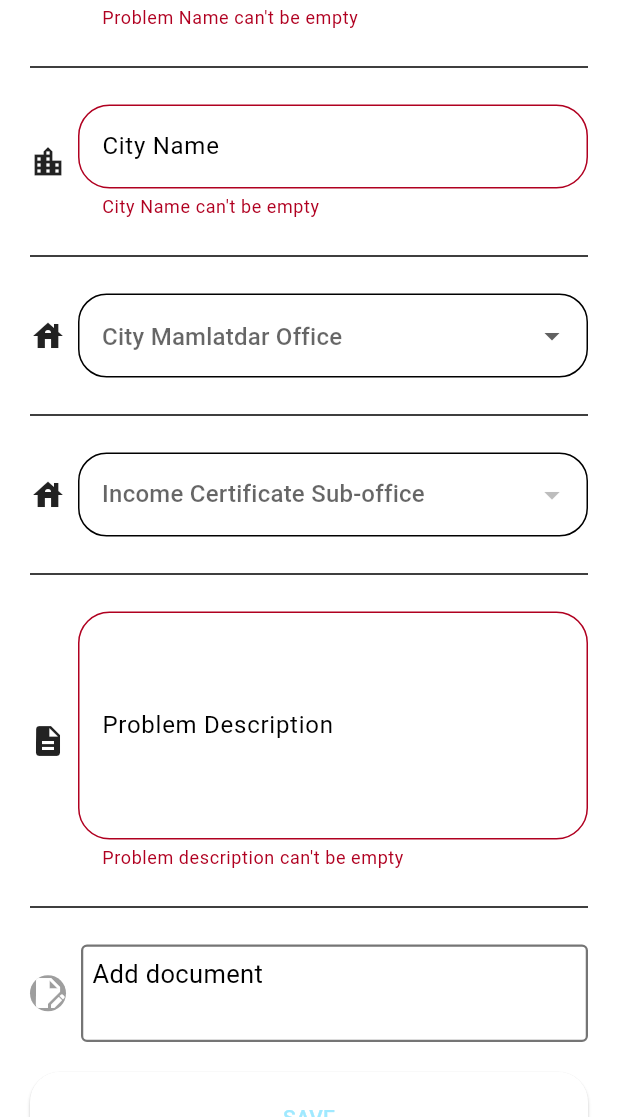
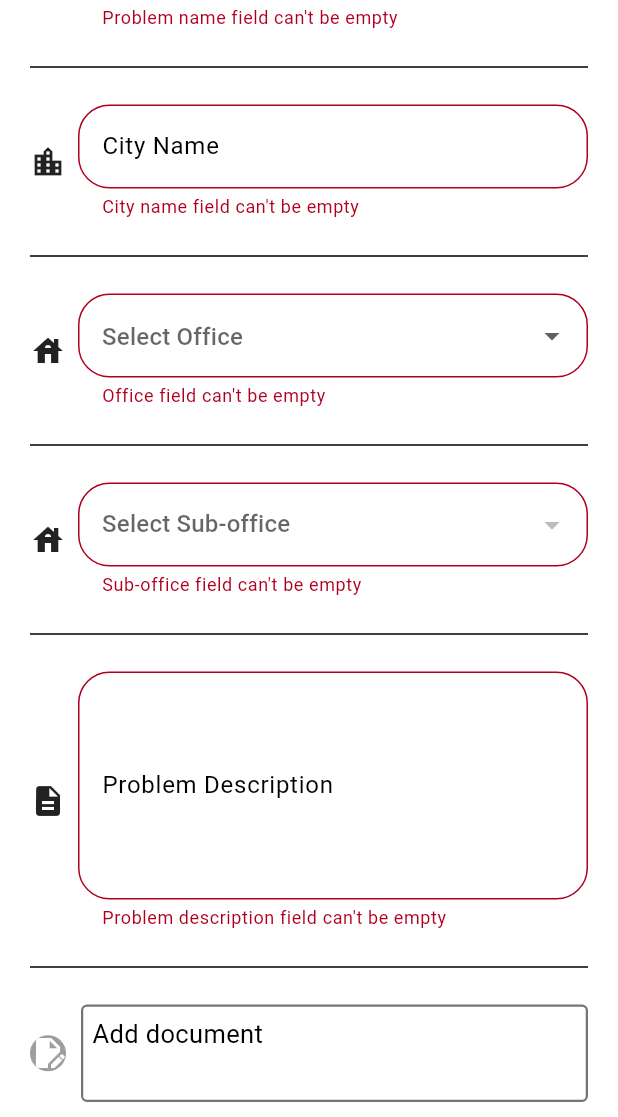
Before and after one commit to MustuBharmal/ComplaintApp, a Flutter app: the ComplaintFormScreen screen opened by its route, scrolled down 63 dp, after a tap on "SAVE", on a phone screen of 412 x 824 dp, the part 119-1236 px from its top. Run offline on Flutter 3.47's test engine with Material 3 defaults, Android fonts, the light colour scheme and no system bars; our stand-ins replace cloud_firestore, curved_navigation_bar, firebase_auth, firebase_core, firebase_storage, image_picker; missing offline and left inert: dialog_flowtter; accounts and stored records are empty; project files that could hold a hidden picture were left out.

```diff
--- a/lib/constants/custom_theme.dart
+++ b/lib/constants/custom_theme.dart
@@ -1,6 +1,10 @@
-import 'package:complain_app/constants/global_variables.dart';
+
 import 'package:flutter/material.dart';
 
+import 'global_variables.dart';
+Color getColor(Set<MaterialState> states) {
+  return Colors.black;
+}
 final ThemeData customTheme = ThemeData(
   colorScheme: const ColorScheme.light(
     primary: primaryColor,
@@ -14,12 +18,12 @@ final ThemeData customTheme = ThemeData(
     color: Color(0xffA0E9FF),
   ),
   textTheme:  const TextTheme(
-    headlineSmall: TextStyle(color: Colors.white),
-    titleLarge: TextStyle(color: Colors.white),
+    headlineSmall: TextStyle(color: Colors.black),
+    titleLarge: TextStyle(color: Colors.black),
     bodyMedium: TextStyle(color: Colors.black),
-    labelLarge: TextStyle(color: Colors.white),
+    labelLarge: TextStyle(color: Colors.black),
   ),
-textButtonTheme: TextButtonThemeData(style: TextButton.styleFrom(foregroundColor: Colors.black),),
+  textButtonTheme: TextButtonThemeData(style: TextButton.styleFrom(foregroundColor: Colors.black),),
   elevatedButtonTheme: ElevatedButtonThemeData(
     style: ButtonStyle(
       padding: MaterialStateProperty.all<EdgeInsetsGeometry>(
@@ -30,6 +34,8 @@ textButtonTheme: TextButtonThemeData(style: TextButton.styleFrom(foregroundColor
           borderRadius: BorderRadius.circular(20.0),
         ),
       ),
+      foregroundColor: MaterialStateProperty.resolveWith(getColor),
+      backgroundColor: MaterialStateProperty.all(const Color(0xffA0E9FF)),
     ),
   ),
   inputDecorationTheme: InputDecorationTheme(
@@ -40,19 +46,19 @@ textButtonTheme: TextButtonThemeData(style: TextButton.styleFrom(foregroundColor
           borderRadius: BorderRadius.circular(19),
           borderSide: const BorderSide(color: Colors.black)),
       focusedBorder:  OutlineInputBorder(
-        borderSide: const BorderSide(width: 2, color: bgColor),
+          borderSide: const BorderSide(width: 2, color: bgColor),
           borderRadius: BorderRadius.circular(15)
       ),
       labelStyle: const TextStyle(
         color:Colors.black,
       )),
   floatingActionButtonTheme:
-      const FloatingActionButtonThemeData(backgroundColor: bgColor),
+  const FloatingActionButtonThemeData(backgroundColor: bgColor),
 );
 
 // fillColor: Colors.grey.withOpacity(0.1),
 abstract class ThemeStyles {
   static ButtonStyle whiteTextButtonStyle = ButtonStyle(
-    foregroundColor: MaterialStateProperty.all<Color>(Colors.white),
+    foregroundColor: MaterialStateProperty.all<Color>(Colors.black),
   );
 }
--- a/lib/screens/complaint_form_screen.dart
+++ b/lib/screens/complaint_form_screen.dart
@@ -3,6 +3,7 @@ import 'dart:io';
 import 'package:complain_app/models/complaint_model.dart';
 import 'package:complain_app/provider/complaint_provider.dart';
 import 'package:complain_app/provider/user_provider.dart';
+import 'package:complain_app/widgets/show_dialog.dart';
 import 'package:firebase_auth/firebase_auth.dart';
 import 'package:firebase_storage/firebase_storage.dart';
 import 'package:flutter/material.dart';
@@ -85,15 +86,19 @@ class _ComplaintFormScreenState extends State<ComplaintFormScreen> {
         probName: _probName.text,
         probDsc: _probDsc.text,
         city: _cityName.text,
-        state: Provider.of<UserProvider>(context).userModel!.state!,
+        state:
+            Provider.of<UserProvider>(context, listen: false).userModel!.state!,
         off: selectedOff!.name,
         subOff: selectedSubOff!,
-        dist: Provider.of<UserProvider>(context).userModel!.dist!,
+        dist:
+            Provider.of<UserProvider>(context, listen: false).userModel!.dist!,
         status: 'pending',
         imgUrl: _editedComplaint.imgUrl,
         userId: FirebaseAuth.instance.currentUser!.uid,
-        complaintId:
-            Provider.of<UserProvider>(context).userModel!.dist!.substring(0, 3),
+        complaintId: Provider.of<UserProvider>(context, listen: false)
+            .userModel!
+            .dist!
+            .substring(0, 3),
       );
       await Provider.of<ComplaintProvider>(context, listen: false)
           .addComplaintData(_editedComplaint);
@@ -101,7 +106,22 @@ class _ComplaintFormScreenState extends State<ComplaintFormScreen> {
     setState(() {
       _isLoading = false;
     });
-    Navigator.of(context).pop();
+    Navigator.of(context).push(MaterialPageRoute(builder: (context)=>const ShowDialog()));
+
+
+  }
+
+  Widget showAlertBox() {
+    return AlertDialog(
+      title: const Text('Your complaint is submitted'),
+      actions: [
+        TextButton(
+            onPressed: () {
+              Navigator.of(context).pop();
+            },
+            child: const Text('Okay'))
+      ],
+    );
   }
 
   @override
@@ -165,7 +185,7 @@ class _ComplaintFormScreenState extends State<ComplaintFormScreen> {
           child: TextFormField(
             controller: _probName,
             validator: (value) {
-              if (value!.isEmpty) return "Problem Name can't be empty";
+              if (value!.isEmpty) return "Problem name field can't be empty";
               return null;
             },
             autofocus: true,
@@ -187,7 +207,7 @@ class _ComplaintFormScreenState extends State<ComplaintFormScreen> {
           child: TextFormField(
             controller: _cityName,
             validator: (value) {
-              if (value!.isEmpty) return "City Name can't be empty";
+              if (value!.isEmpty) return "City name field can't be empty";
               return null;
             },
             autofocus: true,
@@ -207,8 +227,14 @@ class _ComplaintFormScreenState extends State<ComplaintFormScreen> {
         addPadding(const Icon(Icons.house)),
         Expanded(
           child: DropdownButtonFormField(
+            validator: (value) {
+              if (selectedOff?.name == null) {
+                return "Office field can't be empty";
+              }
+              return null;
+            },
             decoration: const InputDecoration(
-              hintText: 'City Mamlatdar Office',
+              hintText: 'Select Office',
             ),
             isExpanded: true,
             value: selectedOff,
@@ -237,7 +263,13 @@ class _ComplaintFormScreenState extends State<ComplaintFormScreen> {
         addPadding(const Icon(Icons.house)),
         Expanded(
           child: DropdownButtonFormField<String>(
-            hint: const Text('Income Certificate Sub-office'),
+            validator: (value) {
+              if (selectedSubOff == null) {
+                return "Sub-office field can't be empty";
+              }
+              return null;
+            },
+            hint: const Text('Select Sub-office'),
             isExpanded: true,
             value: selectedSubOff,
             items: selectedOff != null
@@ -272,7 +304,8 @@ class _ComplaintFormScreenState extends State<ComplaintFormScreen> {
             maxLines: 5,
             controller: _probDsc,
             validator: (value) {
-              if (value!.isEmpty) return "Problem description can't be empty";
+              if (value!.isEmpty)
+                return "Problem description field can't be empty";
               return null;
             },
             decoration: const InputDecoration(
@@ -287,7 +320,10 @@ class _ComplaintFormScreenState extends State<ComplaintFormScreen> {
 
   Widget submitButton() {
     return ElevatedButton(
-      onPressed: _saveForm,
+      onPressed: (){
+        _saveForm();
+
+      },
       child: const Text('SAVE'),
     );
   }
--- a/lib/screens/helping_bot.dart
+++ b/lib/screens/helping_bot.dart
@@ -1,14 +1,14 @@
 import 'package:dialog_flowtter/dialog_flowtter.dart';
 import 'package:flutter/material.dart';
 
-import 'Messages.dart';
+import 'messages.dart';
 
 class HelpingBot extends StatefulWidget {
   const HelpingBot({Key? key}) : super(key: key);
   static const String routeName = 'helping-bot';
 
   @override
-  _HelpingBotState createState() => _HelpingBotState();
+  State<HelpingBot> createState() => _HelpingBotState();
 }
 
 class _HelpingBotState extends State<HelpingBot> {
--- a/lib/widgets/docs_image_picker.dart
+++ b/lib/widgets/docs_image_picker.dart
@@ -45,7 +45,7 @@ class _DocsImagePickerState extends State<DocsImagePicker> {
             radius: 12,
             backgroundColor: Colors.grey,
             foregroundImage: _imageFile != null ? FileImage(_imageFile!) : null,
-            child: const Icon(Icons.edit_document),
+            child: _imageFile == null ? const Icon(Icons.edit_document) : null,
           ),
         ),
         Expanded(
@@ -63,18 +63,15 @@ class _DocsImagePickerState extends State<DocsImagePicker> {
                     width: 1.5,
                   ),
                   borderRadius: BorderRadius.circular(4.0)),
-              child: const Padding(
-                padding: EdgeInsets.all(6.0),
+              child: Padding(
+                padding: const EdgeInsets.all(6.0),
                 child: Row(
                   children: <Widget>[
-
                     SizedBox(
                       height: 50,
                       child: Text(
-                          'Add document',
-                          textAlign: TextAlign.right,
-                          style: TextStyle(
-
+                        _imageFile == null ? 'Add document' : 'Document Added!',
+                        style: const TextStyle(
                           fontSize: 17,
                           color: Colors.black,
                           fontWeight: FontWeight.w400,
@@ -94,7 +91,10 @@ class _DocsImagePickerState extends State<DocsImagePicker> {
   Widget bottomSheet() {
     return Container(
       height: 100.0,
-      width: MediaQuery.of(context).size.width,
+      width: MediaQuery
+          .of(context)
+          .size
+          .width,
       margin: const EdgeInsets.symmetric(
         horizontal: 20,
         vertical: 20,
@@ -110,7 +110,10 @@ class _DocsImagePickerState extends State<DocsImagePicker> {
           const SizedBox(
             height: 20,
           ),
-          TextButton.icon(
+          Row(
+            children: [
+              Expanded(
+                child: TextButton.icon(
                   onPressed: () {
                     pickPic(
                       ImageSource.gallery,
@@ -123,25 +126,27 @@ class _DocsImagePickerState extends State<DocsImagePicker> {
                     "Gallery",
                   ),
                 ),
+              ),
+              Flexible(
+                child: TextButton.icon(
+                  onPressed: () {
+                    pickPic(
+                      ImageSource.camera,
+                    );
+                  },
+                  icon: const Icon(
+                    Icons.image,
+                  ),
+                  label: const Text(
+                    "Camera",
+                  ),
+                ),
+              ),
+            ],
+          ),
+
         ],
       ),
     );
   }
-
-  OutlineInputBorder borderDecorate() {
-    return OutlineInputBorder(
-      borderSide: BorderSide(
-        color: Theme.of(context).colorScheme.background,
-      ),
-    );
 }
-
-  OutlineInputBorder focusedBorderDecorate() {
-    return OutlineInputBorder(
-      borderSide: BorderSide(
-        color: Theme.of(context).colorScheme.background,
-        width: 2,
-      ),
-    );
-  }
-}
--- a/pubspec.yaml
+++ b/pubspec.yaml
@@ -76,6 +76,7 @@ flutter:
     - assets/images/add_event.png
     - assets/images/complaint_app_logo.png
     - assets/dialog_flow_auth.json
+    - assets/images/admin_app_logo.png
 #     - images/a_dot_ham.jpeg
 
   # An image asset can refer to one or more resolution-specific "variants", see
```
Also changed, not shown: lib/main.dart (+0 -15 lines), lib/screens/auth_screen.dart (+34 -24 lines), lib/screens/list_details_screen.dart (+14 -3 lines), lib/widgets/show_dialog.dart (added, +27 -0 lines), assets/images/admin_app_logo.png (added). Lines whose indentation alone changed are shown as unchanged.
